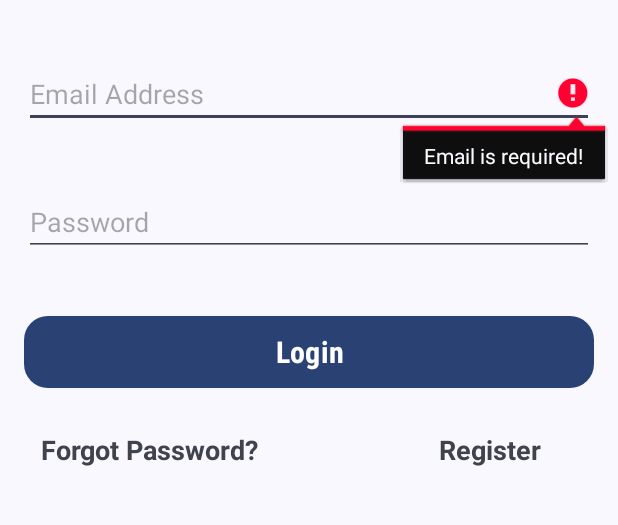
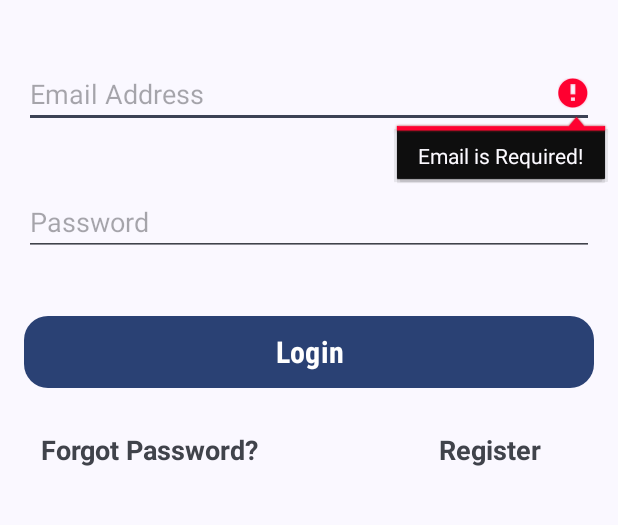
Before and after one commit to Adityascodes/CODSOFT_task_2, an Android app: the LoginActivity screen opened directly, with no data from a screen before it, after a tap on "Login", on a phone screen of 412 x 824 dp, the part 146-671 px from its top. Run offline under Robolectric (Android 15) with nearby library versions, the light colour scheme and no system bars; our stand-ins replace Firebase (no records; nobody signed in at launch, a user with empty details on screens opened directly).

Commit message:
initial commit

```diff
--- a/app/src/main/java/com/sforge/quotes/activity/LoginActivity.java
+++ b/app/src/main/java/com/sforge/quotes/activity/LoginActivity.java
@@ -49,7 +49,7 @@ public class LoginActivity extends AppCompatActivity {
         String password = passwordEditText.getText().toString().trim();
 
         if (email.isEmpty()){
-            emailEditText.setError("Email is required!");
+            emailEditText.setError("Email is Required!");
             emailEditText.requestFocus();
             return;
         }
```
